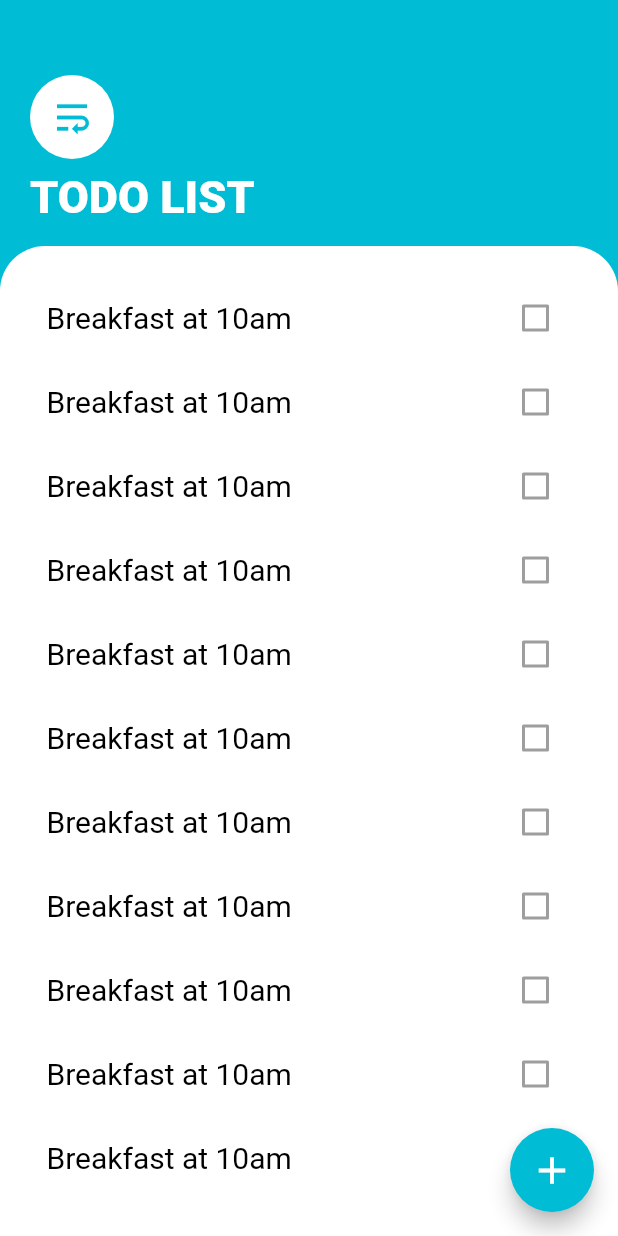
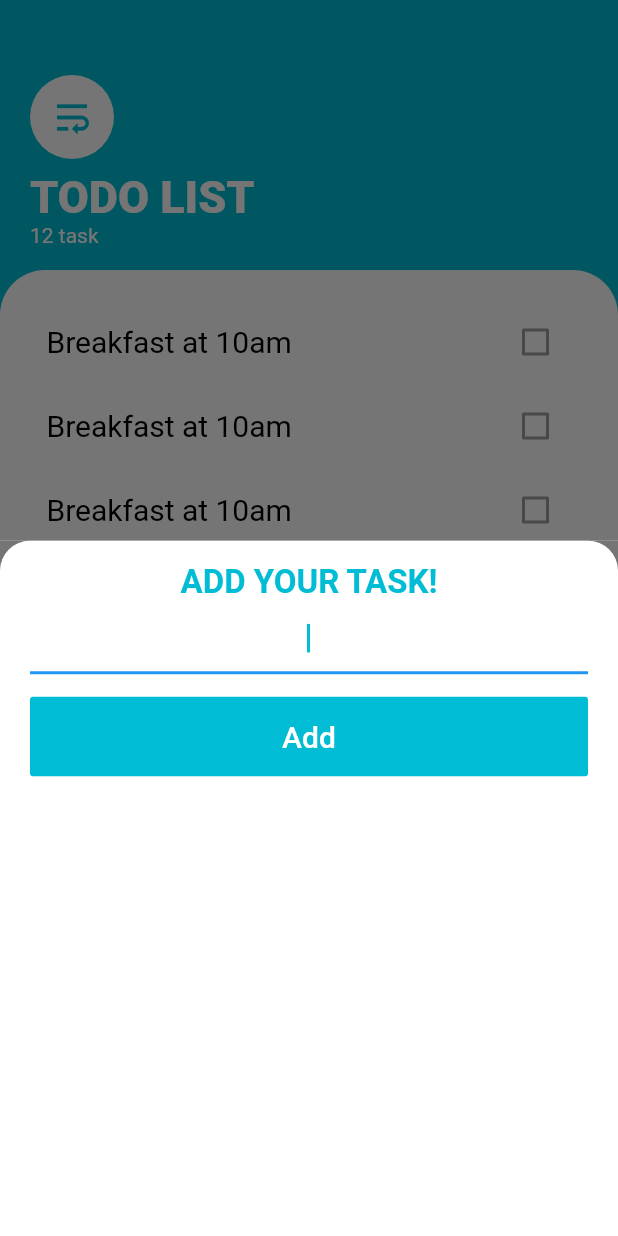
Before and after one commit to hadiuzzaman524/TODO-List, a Flutter app: the screen it shows after launch, after a tap on the "add" icon, on a phone screen of 412 x 824 dp. Run offline on Flutter 3.47's test engine with Material 2 defaults, Android fonts, the phone set to English and light mode, and no system bars.

Commit message:
design bottom sheet

```diff
--- /dev/null
+++ b/lib/bottom_sheet.dart
@@ -0,0 +1,67 @@
+import 'package:flutter/material.dart';
+
+class BottomSheet_ extends StatelessWidget {
+  @override
+  Widget build(BuildContext context) {
+    return Container(
+      color: Color(0xff757575),
+      child: Container(
+        decoration: BoxDecoration(
+          color: Colors.white,
+          borderRadius: BorderRadius.only(
+            topRight: Radius.circular(20.0),
+            topLeft: Radius.circular(20.0),
+          ),
+        ),
+        child: Container(
+          padding: EdgeInsets.symmetric(horizontal: 20.0),
+          child: Column(
+            crossAxisAlignment: CrossAxisAlignment.stretch,
+            children: [
+              SizedBox(
+                height: 15.0,
+              ),
+              Text(
+                'ADD YOUR TASK!',
+                textAlign: TextAlign.center,
+                style: TextStyle(
+                  fontSize: 22,
+                  fontWeight: FontWeight.bold,
+                  color: Colors.cyan,
+                ),
+              ),
+              TextField(
+                autofocus: true,
+                textAlign: TextAlign.center,
+                cursorColor: Colors.cyan,
+                onChanged: (value){
+
+                },
+                decoration: InputDecoration(
+                  focusColor: Colors.cyan,
+                ),
+              ),
+              SizedBox(
+                height: 15.0,
+              ),
+              FlatButton(
+                color: Colors.cyan,
+                onPressed: () {},
+                child: Padding(
+                  padding: const EdgeInsets.all(15.0),
+                  child: Text(
+                    'Add',
+                    style: TextStyle(
+                      color: Colors.white,
+                      fontSize: 20,
+                    ),
+                  ),
+                ),
+              ),
+            ],
+          ),
+        ),
+      ),
+    );
+  }
+}
--- a/lib/design.dart
+++ b/lib/design.dart
@@ -84,6 +84,12 @@ class ToDoTopBarDesign extends StatelessWidget {
               fontWeight: FontWeight.w900,
             ),
           ),
+          Text(
+            '12 task ',
+            style: TextStyle(
+              color: Colors.white,
+            ),
+          ),
         ],
       ),
     );
--- a/lib/screens/to_do_list.dart
+++ b/lib/screens/to_do_list.dart
@@ -1,5 +1,7 @@
 import 'package:flutter/material.dart';
+import 'package:to_do_list/bottom_sheet.dart';
 import 'package:to_do_list/design.dart';
+
 
 class ToDoScreen extends StatelessWidget {
   @override
@@ -10,9 +12,16 @@ class ToDoScreen extends StatelessWidget {
         floatingActionButton: FloatingActionButton(
           backgroundColor: Colors.cyan,
           onPressed: () {
-            print('click');
+            showModalBottomSheet(
+              context: context,
+              builder: (context) => BottomSheet_(),
+            );
           },
-          child: Icon(Icons.add,color: Colors.white,size: 30,),
+          child: Icon(
+            Icons.add,
+            color: Colors.white,
+            size: 30,
+          ),
         ),
         body: Column(
           crossAxisAlignment: CrossAxisAlignment.start,
```
